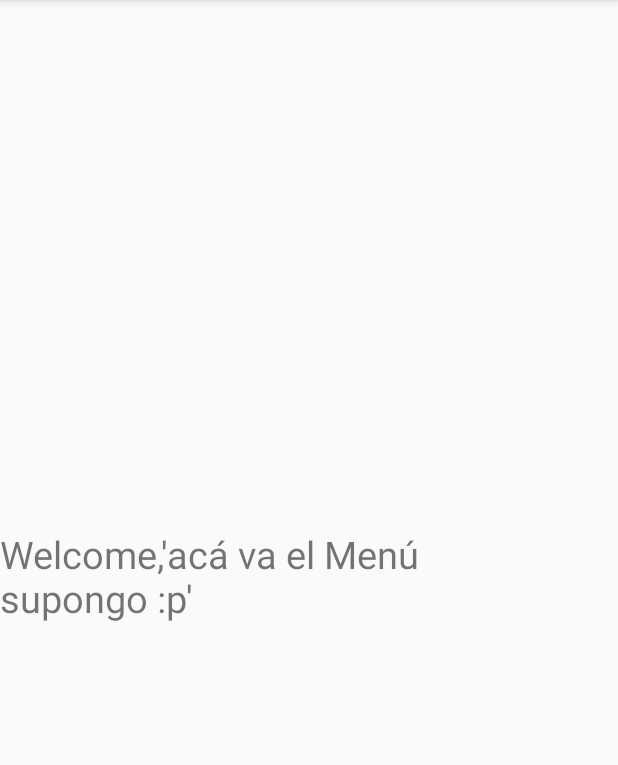
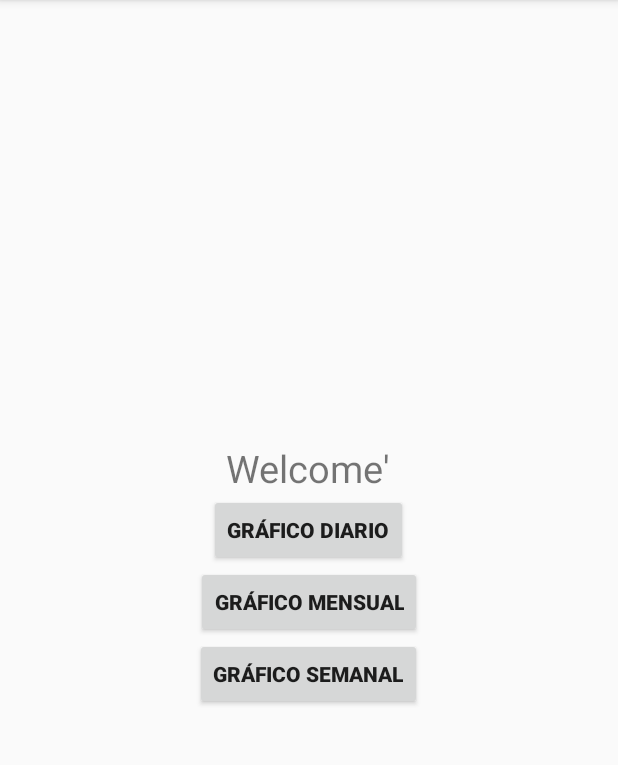
Before and after one commit to unac-dis/Air-Quality-demo, an Android app: the MainActivity screen opened directly, with no data from a screen before it, on a phone screen of 412 x 824 dp, the part 84-849 px from its top. Run offline under Robolectric (Android 15) with nearby library versions, the phone set to English and light mode, and no system bars.

Commit message:
Uniendo gráficos

```diff
--- a/app/build.gradle
+++ b/app/build.gradle
@@ -19,7 +19,7 @@ android {
 }
 
 dependencies {
-    implementation fileTree(dir: 'libs', include: ['*.jar'])
+    implementation fileTree(include: ['*.jar'], dir: 'libs')
     implementation 'com.android.support:appcompat-v7:27.1.1'
     implementation 'com.android.support:design:27.1.1'
     implementation 'com.android.support.constraint:constraint-layout:1.1.2'
@@ -29,12 +29,10 @@ dependencies {
     androidTestImplementation 'com.android.support.test.espresso:espresso-core:3.0.2'
     implementation 'com.google.firebase:firebase-core:16.0.0'
     implementation 'com.google.firebase:firebase-messaging:17.3.0'
-
-
     implementation 'com.google.android.gms:play-services-auth:16.0.0'
     implementation 'com.android.support:support-annotations:27.1.1'
-
     implementation 'com.android.support:support-v4:27.1.1'
     implementation 'com.android.support:cardview-v7:27.1.1'
+    implementation files('libs/mpandroidchartlibrary-2-1-3.jar')
 }
 apply plugin: 'com.google.gms.google-services'
--- a/app/src/main/java/co/edu/unac/iotunac/auth/LoginActivity.java
+++ b/app/src/main/java/co/edu/unac/iotunac/auth/LoginActivity.java
@@ -18,6 +18,7 @@ import com.google.android.gms.common.SignInButton;
 import com.google.android.gms.common.api.GoogleApiClient;
 
 import co.edu.unac.iotunac.R;
+import co.edu.unac.iotunac.view.Graficodiario;
 import co.edu.unac.iotunac.view.MainActivity;
 
 public class LoginActivity extends AppCompatActivity implements GoogleApiClient.OnConnectionFailedListener{
--- a/app/src/main/java/co/edu/unac/iotunac/view/MainActivity.java
+++ b/app/src/main/java/co/edu/unac/iotunac/view/MainActivity.java
@@ -1,15 +1,44 @@
 package co.edu.unac.iotunac.view;
 
+import android.content.Intent;
+import android.os.Bundle;
 import android.support.v7.app.AppCompatActivity;
-import android.os.Bundle;
+import android.view.View;
+import android.widget.Button;
 
 import co.edu.unac.iotunac.R;
 
 public class MainActivity extends AppCompatActivity {
+    Button btndia, btnmes, btnsemana;
     @Override
+
+
     protected void onCreate(Bundle savedInstanceState) {
         super.onCreate(savedInstanceState);
         setContentView(R.layout.activity_main);
-
+        btndia = (Button)findViewById(R.id.Gradia);
+        btnmes = (Button)findViewById(R.id.Grames);
+        btnsemana = (Button)findViewById(R.id.Grasemana);
+        btndia.setOnClickListener(new View.OnClickListener() {
+            @Override
+            public void onClick(View view) {
+                Intent pasar = (new Intent(MainActivity.this, Graficodiario.class));
+                startActivity(pasar);
+            }
+        });
+        btnsemana.setOnClickListener(new View.OnClickListener() {
+            @Override
+            public void onClick(View view) {
+                Intent pasar = (new Intent(MainActivity.this, Graficosemanal.class));
+                startActivity(pasar);
+            }
+        });
+        btnmes.setOnClickListener(new View.OnClickListener() {
+            @Override
+            public void onClick(View view) {
+                Intent pasar = (new Intent(MainActivity.this, Graficomensual.class));
+                startActivity(pasar);
+            }
+        });
     }
 }
--- a/app/src/main/res/layout/activity_main.xml
+++ b/app/src/main/res/layout/activity_main.xml
@@ -10,6 +10,24 @@
 <TextView
     android:layout_width="wrap_content"
     android:layout_height="wrap_content"
-    android:text="Welcome,'acá va el Menú supongo :p'"
+    android:text="Welcome'"
     android:textSize="25dp"/>
+    <Button
+        android:id="@+id/Gradia"
+        android:layout_width="wrap_content"
+        android:layout_height="wrap_content"
+        android:textStyle="bold"
+        android:text="Gráfico Diario"/>
+    <Button
+        android:id="@+id/Grames"
+        android:layout_width="wrap_content"
+        android:layout_height="wrap_content"
+        android:textStyle="bold"
+        android:text="Gráfico mensual"/>
+    <Button
+        android:id="@+id/Grasemana"
+        android:layout_width="wrap_content"
+        android:layout_height="wrap_content"
+        android:textStyle="bold"
+        android:text="Gráfico Semanal"/>
 </LinearLayout>
```
